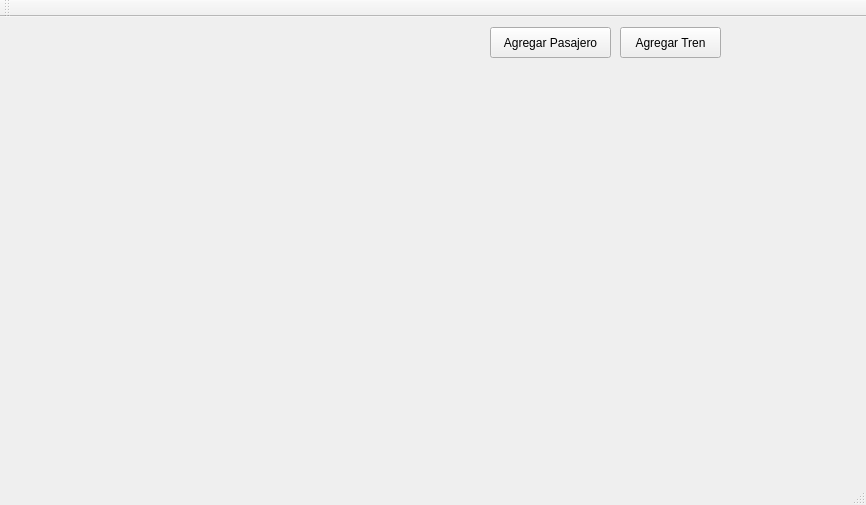
AndyMadgar/Progra1-Datos, file principal.ui: the form before one commit.
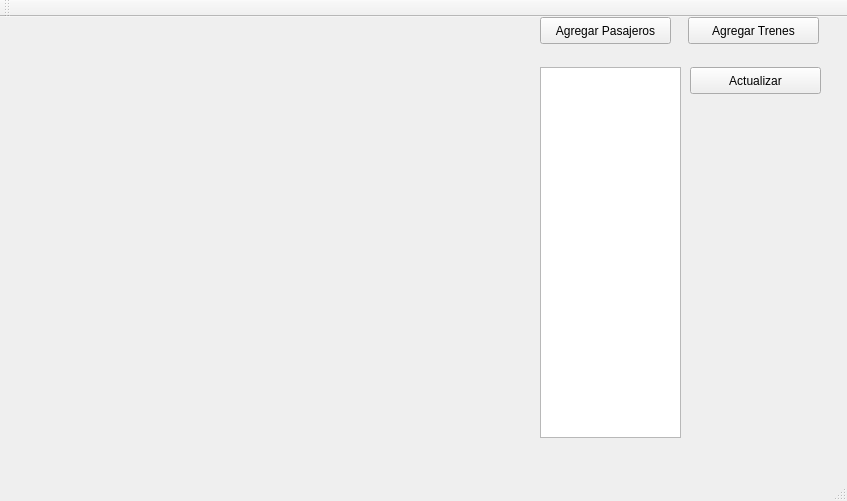
The form after the commit. Icons and pictures are not drawn.

Patch:
```diff
--- a/principal.ui
+++ b/principal.ui
@@ -6,21 +6,70 @@
    <rect>
     <x>0</x>
     <y>0</y>
-    <width>866</width>
-    <height>505</height>
+    <width>847</width>
+    <height>501</height>
    </rect>
   </property>
   <property name="windowTitle">
    <string>Principal</string>
   </property>
   <widget class="QWidget" name="centralWidget">
+   <widget class="QPushButton" name="btnAgregaTren">
+    <property name="geometry">
+     <rect>
+      <x>688</x>
+      <y>0</y>
+      <width>131</width>
+      <height>27</height>
+     </rect>
+    </property>
+    <property name="text">
+     <string>Agregar Trenes</string>
+    </property>
+   </widget>
+   <widget class="QPushButton" name="btnAgregaPasajeros">
+    <property name="geometry">
+     <rect>
+      <x>540</x>
+      <y>0</y>
+      <width>131</width>
+      <height>27</height>
+     </rect>
+    </property>
+    <property name="text">
+     <string>Agregar Pasajeros</string>
+    </property>
+   </widget>
+   <widget class="QListWidget" name="lstTickets">
+    <property name="geometry">
+     <rect>
+      <x>540</x>
+      <y>50</y>
+      <width>141</width>
+      <height>371</height>
+     </rect>
+    </property>
+   </widget>
+   <widget class="QPushButton" name="btnActualizar">
+    <property name="geometry">
+     <rect>
+      <x>690</x>
+      <y>50</y>
+      <width>131</width>
+      <height>27</height>
+     </rect>
+    </property>
+    <property name="text">
+     <string>Actualizar</string>
+    </property>
+   </widget>
    <widget class="QLabel" name="label">
     <property name="geometry">
      <rect>
       <x>0</x>
       <y>0</y>
-      <width>471</width>
-      <height>391</height>
+      <width>491</width>
+      <height>431</height>
      </rect>
     </property>
     <property name="text">
@@ -33,32 +82,6 @@
      <bool>true</bool>
     </property>
    </widget>
-   <widget class="QPushButton" name="btnAgregaPasajero">
-    <property name="geometry">
-     <rect>
-      <x>490</x>
-      <y>10</y>
-      <width>121</width>
-      <height>31</height>
-     </rect>
-    </property>
-    <property name="text">
-     <string>Agregar Pasajero</string>
-    </property>
-   </widget>
-   <widget class="QPushButton" name="btnAgregaTren">
-    <property name="geometry">
-     <rect>
-      <x>620</x>
-      <y>10</y>
-      <width>101</width>
-      <height>31</height>
-     </rect>
-    </property>
-    <property name="text">
-     <string>Agregar Tren</string>
-    </property>
-   </widget>
   </widget>
   <widget class="QMenuBar" name="menuBar">
    <property name="geometry">
```
Left out of the diff: 8 changed lines with no effect on the pictures.
